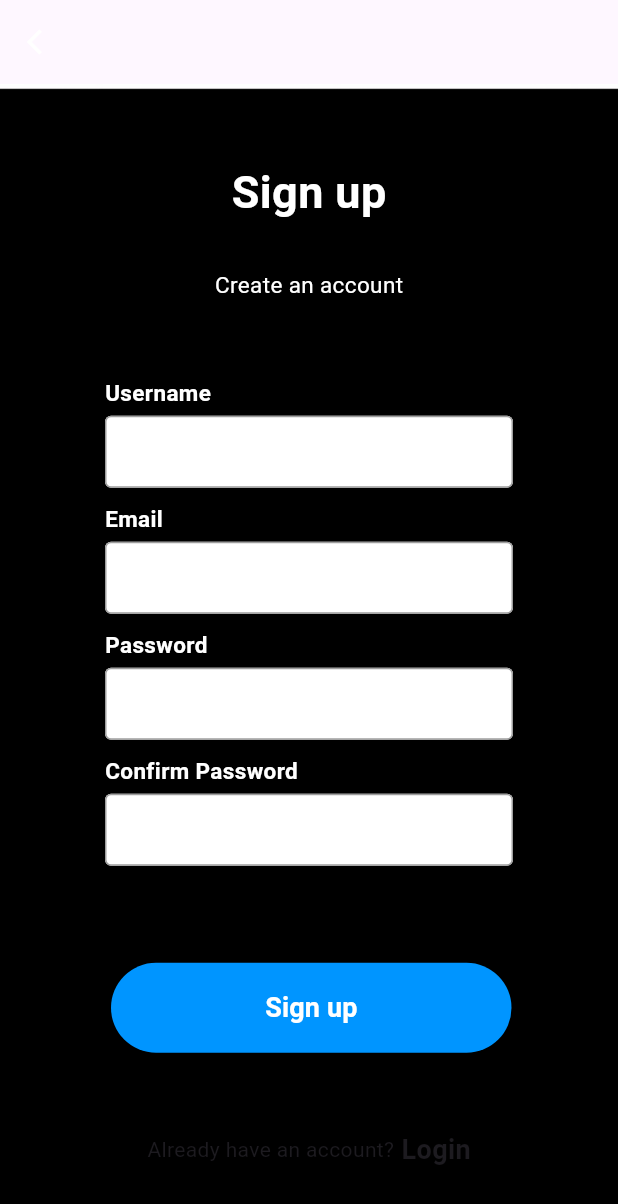
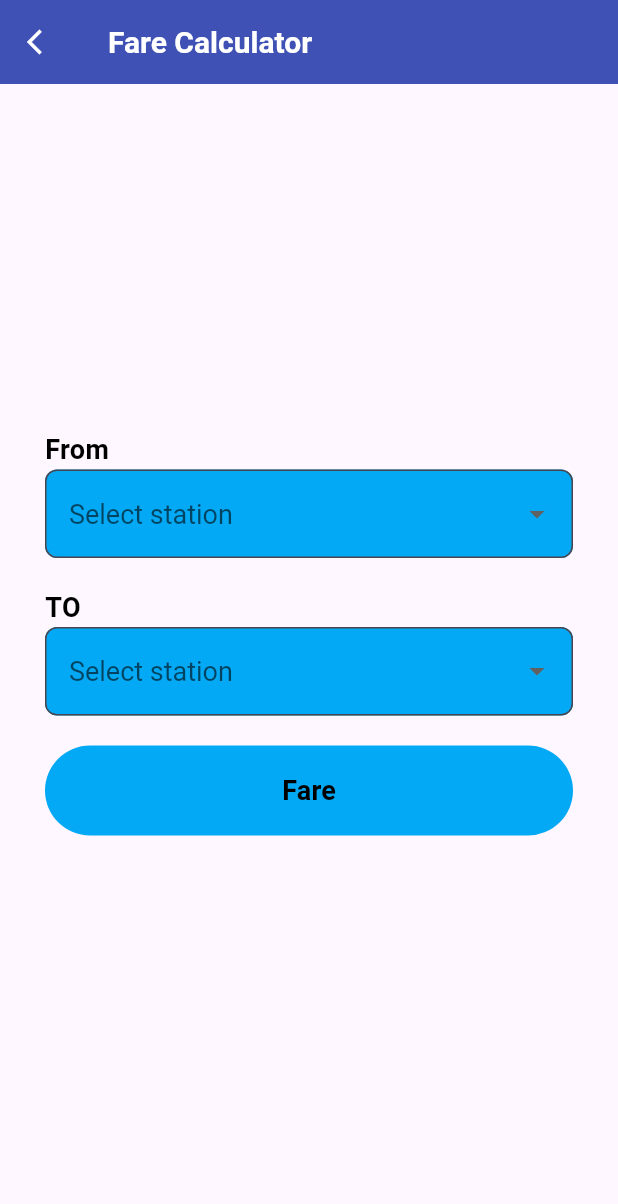
Before and after one commit to TasinChowdhury/metro_go, a Flutter app: the screen it shows after launch, on a phone screen of 412 x 824 dp. Shown: the top 1204 px of the screen. Run offline on Flutter 3.47's test engine with Material 3 defaults, Android fonts, the light colour scheme and no system bars.

Commit message:
SignUp and fare calculation

```diff
--- a/lib/SignUp.dart
+++ b/lib/SignUp.dart
@@ -5,11 +5,15 @@
   @override
   Widget build(BuildContext context) {
   return Scaffold(
+//change
+    extendBodyBehindAppBar: true,
+  appBar: AppBar(
+    backgroundColor: Colors.transparent,
+    elevation: 0,
+    scrolledUnderElevation: 0,
+    surfaceTintColor: Colors.transparent,
 
-  resizeToAvoidBottomInset: true,
-  appBar: AppBar(
-
-
+//
   leading: IconButton(
   onPressed: () {
   Navigator.pop(context);
@@ -21,11 +25,12 @@
 
   ),
   ),
-  body: SingleChildScrollView(
-  child: Container(
-  padding: EdgeInsets.symmetric(horizontal: 70),
-  height: MediaQuery.of(context).size.height - 50,
-  width: double.infinity,
+ // body: SingleChildScrollView(
+  body: Container(
+ alignment:Alignment.center,
+  padding: EdgeInsets.all(32),
+    //height: MediaQuery.of(context).size.height-50,
+
     decoration: BoxDecoration(
       image: DecorationImage(
         image: AssetImage('assets/bg1.jpeg'),
@@ -122,7 +127,7 @@
   ),
 
 
-  ),
+
 
   ),
 
--- /dev/null
+++ b/lib/fare_calculator.dart
@@ -0,0 +1,197 @@
+import 'package:flutter/material.dart';
+class fare_calculator extends StatefulWidget {
+  @override
+  State<fare_calculator> createState() => _fare_calculatorState();
+}
+
+class _fare_calculatorState extends State<fare_calculator> {
+
+  String? From;
+  String? To;
+
+  List<String>place=[
+    'Uttara North',
+    'Uttara Center',
+    'Uttara South',
+    'Pallabi',
+    'Mirpur10','Mirpur11',
+    'Kazipara',
+    'Shewrapara',
+    'Agargaon',
+    'Bijoy Sarani',
+    'Farmgate',
+    'Karwan Bazar',
+    'Shahbagh',
+    'Dhaka University',
+    'Secretariat',
+    'Motijheel',
+  ];
+
+  @override
+  Widget build(BuildContext context) {
+    return Scaffold(
+      extendBodyBehindAppBar: true,
+      appBar: AppBar(
+        backgroundColor: Colors.indigo,
+        title:Text(
+          "Fare Calculator",
+
+          style:TextStyle(
+          color:Colors.white,
+          fontWeight: FontWeight.bold,
+          fontSize: 20,
+          ),
+        ),
+        elevation: 0,
+        scrolledUnderElevation: 0,
+
+        surfaceTintColor:  Colors.transparent,
+
+
+//
+        leading: IconButton(
+          onPressed: () {
+            Navigator.pop(context);
+          },
+          icon: Icon(Icons.arrow_back_ios,
+            size: 20,
+            color: Colors.white,),
+
+
+        ),
+      ),
+
+        body: Padding(
+            padding:EdgeInsets.all(30),
+            child: Column(
+                mainAxisAlignment: MainAxisAlignment.center,
+              crossAxisAlignment: CrossAxisAlignment.start,
+                children:[
+                SizedBox(height: 20),
+
+                  Text(
+                    "From",
+                    style: TextStyle(
+                      fontSize: 18,
+                      fontWeight: FontWeight.bold,
+                      color: Colors.black,
+
+
+                    ),
+                  ),
+          DropdownButtonFormField<String>(
+                initialValue:From ,
+
+
+            decoration: InputDecoration(
+              filled: true,
+              fillColor: Colors.lightBlue,
+              border: OutlineInputBorder(
+                borderRadius: BorderRadius.circular(8),
+                borderSide: BorderSide(
+
+                  color:  Colors.lightBlue,
+                  width:2,
+
+                ),
+              ),
+            ),
+            hint: Text("Select station"),
+            isExpanded: true,
+            icon: Icon(Icons.arrow_drop_down),
+            style:TextStyle(
+              color: Colors.black,
+              fontSize: 18,
+            ),
+
+
+                  dropdownColor: Colors.white,
+                items:place.map((String loc){
+        return DropdownMenuItem<String>(
+        value:loc,
+        child:Text(loc),
+        );
+        }).toList(),
+        onChanged:(loc){
+          setState((){
+            From=loc;
+          });
+        },
+    ),
+                  SizedBox(height: 20),
+                  Text(
+                    "TO",
+                    style: TextStyle(
+                      fontSize: 18,
+                      fontWeight: FontWeight.bold,
+                      color: Colors.black,
+
+                    ),
+                  ),
+                  DropdownButtonFormField<String>(
+                    initialValue:To,
+                    decoration: InputDecoration(
+                      filled: true,
+                      fillColor: Colors.lightBlue,
+                      border: OutlineInputBorder(
+                        borderRadius: BorderRadius.circular(8),
+                        borderSide: BorderSide(
+
+                            color:  Colors.lightBlue,
+                            width:2,
+
+                        ),
+                      ),
+                    ),
+                    hint: Text("Select station"),
+                    isExpanded: true,
+                    icon: Icon(Icons.arrow_drop_down),
+                    style:TextStyle(
+                      color: Colors.black,
+                      fontSize: 18,
+                    ),
+
+                    dropdownColor: Colors.white,
+                    items:place.map((String loc){
+                      return DropdownMenuItem<String>(
+                        value:loc,
+                        child:Text(loc),
+                      );
+                    }).toList(),
+                    onChanged:(loc){
+                      setState((){
+                        To=loc;
+                      });
+                    },
+                  ),
+                  SizedBox(height: 20),
+                  MaterialButton(
+                    minWidth: double.infinity,
+                    height: 60,
+                    onPressed: () {},
+                    color: Colors.lightBlue,
+                    elevation: 0,
+                    shape: RoundedRectangleBorder(
+                      borderRadius: BorderRadius.circular(50),
+
+                    ),
+                    child: Text(
+                      "Fare", style: TextStyle(
+                      fontWeight: FontWeight.bold,
+                      fontSize: 18,
+                      color: Colors.black,
+
+                    ),
+                    ),
+
+                  ),
+    ],
+
+    ),
+    ),
+    );
+
+
+
+  }
+}
--- a/lib/main.dart
+++ b/lib/main.dart
@@ -1,6 +1,7 @@
 import 'package:flutter/material.dart';
 //import 'package:metrogo/signin_screen.dart';
 import 'package:metrogo/SignUp.dart';
+import 'package:metrogo/fare_calculator.dart';
 
 
 
@@ -9,10 +10,12 @@ void main() {
   runApp(MaterialApp(
     debugShowCheckedModeBanner: false,
     //initialRoute: 'signin_screen',
-    initialRoute: 'SignUp',
+    //initialRoute: 'SignUp',
+    initialRoute: 'fare_calculator',
 
     routes: {//'signin_screen':(context)=> SigninScreen(),
-      'SignUp': (context) => SignupPage(),
+      //'SignUp': (context) => SignupPage(),
+      'fare_calculator': (context) =>fare_calculator() ,
 
 
     },
--- a/pubspec.yaml
+++ b/pubspec.yaml
@@ -59,7 +59,7 @@ flutter:
 
   # To add assets to your application, add an assets section, like this:
   assets:
-  - assets/
+      - assets/
   #   - images/a_dot_ham.jpeg
 
   # An image asset can refer to one or more resolution-specific "variants", see
```
